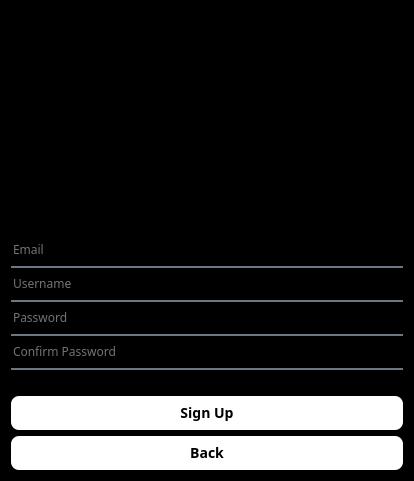
eDarrrrr/ProjectSTAL, file ui/signup.ui: the form before one commit.
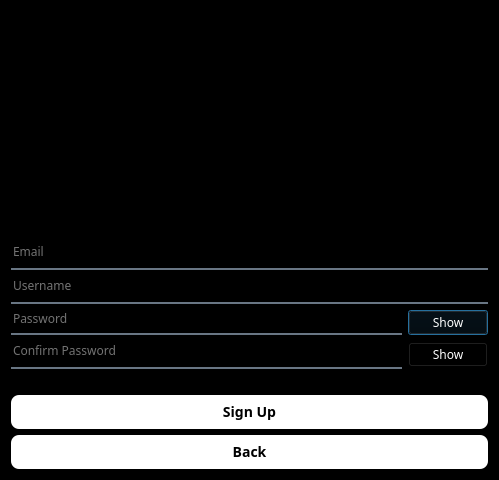
The form after the commit. Icons and pictures are not drawn.

Commit message: add show pw toggle at signup page

Patch:
```diff
--- a/ui/signup.ui
+++ b/ui/signup.ui
@@ -6,8 +6,8 @@
    <rect>
     <x>0</x>
     <y>0</y>
-    <width>414</width>
-    <height>481</height>
+    <width>499</width>
+    <height>480</height>
    </rect>
   </property>
   <property name="font">
@@ -63,31 +63,180 @@
       </widget>
      </item>
      <item>
-      <widget class="QLineEdit" name="password">
+      <widget class="QWidget" name="widget" native="true">
+       <property name="enabled">
+        <bool>true</bool>
+       </property>
+       <property name="sizePolicy">
+        <sizepolicy hsizetype="Preferred" vsizetype="Fixed">
+         <horstretch>0</horstretch>
+         <verstretch>0</verstretch>
+        </sizepolicy>
+       </property>
+       <property name="minimumSize">
+        <size>
+         <width>400</width>
+         <height>25</height>
+        </size>
+       </property>
        <property name="styleSheet">
         <string notr="true">background-color:rgba(0, 0, 0, 0);
+</string>
+       </property>
+       <layout class="QHBoxLayout" name="horizontalLayout">
+        <property name="leftMargin">
+         <number>0</number>
+        </property>
+        <property name="topMargin">
+         <number>0</number>
+        </property>
+        <property name="rightMargin">
+         <number>0</number>
+        </property>
+        <property name="bottomMargin">
+         <number>0</number>
+        </property>
+        <item>
+         <widget class="QLineEdit" name="password">
+          <property name="minimumSize">
+           <size>
+            <width>0</width>
+            <height>25</height>
+           </size>
+          </property>
+          <property name="styleSheet">
+           <string notr="true">background-color:rgba(0, 0, 0, 0);
 border:none;
 border-bottom:2px solid rgba(105, 118, 132, 255);
 color:rgba(255, 255, 255, 230);
-padding-bottom: 7px;</string>
-       </property>
-       <property name="placeholderText">
-        <string>Password</string>
-       </property>
+padding-bottom: 7px;
+margin: 0px;</string>
+          </property>
+          <property name="placeholderText">
+           <string>Password</string>
+          </property>
+         </widget>
+        </item>
+        <item>
+         <widget class="QPushButton" name="btn_toggle">
+          <property name="sizePolicy">
+           <sizepolicy hsizetype="Fixed" vsizetype="Fixed">
+            <horstretch>0</horstretch>
+            <verstretch>0</verstretch>
+           </sizepolicy>
+          </property>
+          <property name="minimumSize">
+           <size>
+            <width>55</width>
+            <height>25</height>
+           </size>
+          </property>
+          <property name="styleSheet">
+           <string notr="true">QPushButton {
+	border-color: rgba(255, 255, 255);
+	color: rgb(255, 255, 255);
+	background-color: rgb(0, 0, 0);
+}
+
+QPushButton:hover {
+	background-color: rgb(61, 61, 61);
+}
+
+QPushButton:pressed {
+	background-color: rgb(67, 67, 67);
+}</string>
+          </property>
+          <property name="text">
+           <string>Show</string>
+          </property>
+         </widget>
+        </item>
+       </layout>
       </widget>
      </item>
      <item>
-      <widget class="QLineEdit" name="confirmpassword">
+      <widget class="QWidget" name="widget_2" native="true">
+       <property name="sizePolicy">
+        <sizepolicy hsizetype="Preferred" vsizetype="Fixed">
+         <horstretch>0</horstretch>
+         <verstretch>0</verstretch>
+        </sizepolicy>
+       </property>
+       <property name="minimumSize">
+        <size>
+         <width>0</width>
+         <height>25</height>
+        </size>
+       </property>
        <property name="styleSheet">
         <string notr="true">background-color:rgba(0, 0, 0, 0);
+</string>
+       </property>
+       <layout class="QHBoxLayout" name="horizontalLayout_2">
+        <property name="spacing">
+         <number>6</number>
+        </property>
+        <property name="leftMargin">
+         <number>0</number>
+        </property>
+        <property name="topMargin">
+         <number>0</number>
+        </property>
+        <property name="rightMargin">
+         <number>0</number>
+        </property>
+        <property name="bottomMargin">
+         <number>0</number>
+        </property>
+        <item>
+         <widget class="QLineEdit" name="confirmpassword">
+          <property name="styleSheet">
+           <string notr="true">background-color:rgba(0, 0, 0, 0);
 border:none;
 border-bottom:2px solid rgba(105, 118, 132, 255);
 color:rgba(255, 255, 255, 230);
 padding-bottom: 7px;</string>
-       </property>
-       <property name="placeholderText">
-        <string>Confirm Password</string>
-       </property>
+          </property>
+          <property name="placeholderText">
+           <string>Confirm Password</string>
+          </property>
+         </widget>
+        </item>
+        <item>
+         <widget class="QPushButton" name="btn_toggle2">
+          <property name="sizePolicy">
+           <sizepolicy hsizetype="Fixed" vsizetype="Fixed">
+            <horstretch>0</horstretch>
+            <verstretch>0</verstretch>
+           </sizepolicy>
+          </property>
+          <property name="minimumSize">
+           <size>
+            <width>55</width>
+            <height>25</height>
+           </size>
+          </property>
+          <property name="styleSheet">
+           <string notr="true">QPushButton {
+	border-color: rgba(255, 255, 255);
+	color: rgb(255, 255, 255);
+	background-color: rgb(0, 0, 0);
+}
+
+QPushButton:hover {
+	background-color: rgb(61, 61, 61);
+}
+
+QPushButton:pressed {
+	background-color: rgb(67, 67, 67);
+}</string>
+          </property>
+          <property name="text">
+           <string>Show</string>
+          </property>
+         </widget>
+        </item>
+       </layout>
       </widget>
      </item>
      <item>
```
Left out of the diff: 3 changed lines with no effect on the pictures. The commit also changes 4 other files.
